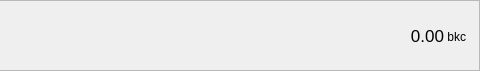
First picture: the form in src/gui/ui/accountframe.ui, repository BalkancoinProject/balkancoin_testnet-wallet, before the edit; both pictures show x 320 to 800 and y 0 to 71 of the 800 by 71 pixel window.
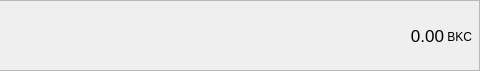
Second picture: the form after the edit. Icons and pictures are not drawn.

Diff of the .ui file:
```diff
--- a/src/gui/ui/accountframe.ui
+++ b/src/gui/ui/accountframe.ui
@@ -286,7 +286,7 @@
           </size>
          </property>
          <property name="text">
-          <string> bkc</string>
+          <string> BKC</string>
          </property>
          <property name="alignment">
           <set>Qt::AlignBottom|Qt::AlignLeading|Qt::AlignLeft</set>
```
